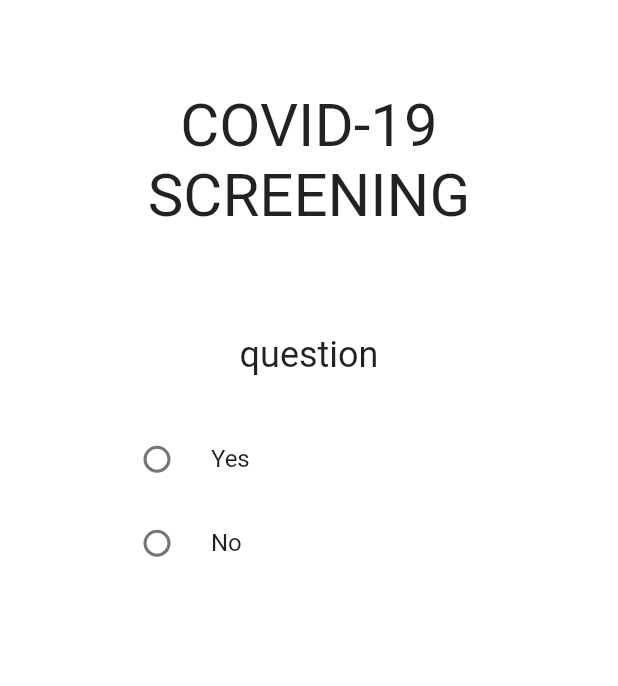
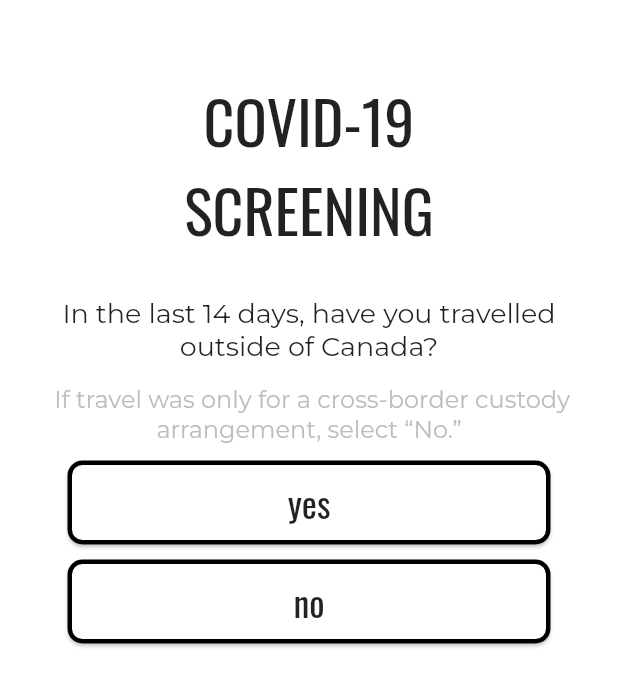
Before and after one commit to yippyym/navigate-19, a Flutter app: the screen it shows after launch, after a tap on "start screening", on a phone screen of 412 x 824 dp. Shown: the top 686 px of the screen. Run offline on Flutter 3.47's test engine with Material 2 defaults, Android fonts, the light colour scheme and no system bars; our stand-ins replace google_fonts; Roboto replaces fonts that are missing (Poppins).

Commit message:
updated nav bar and created selection input

```diff
--- a/covidscreeningapp/lib/main.dart
+++ b/covidscreeningapp/lib/main.dart
@@ -1,5 +1,6 @@
 import 'package:covidscreeningapp/pages/questionnaire/questionnaire.dart';
 import 'package:flutter/material.dart';
+import 'package:google_fonts/google_fonts.dart';
 
 void main() => runApp(CovidScreeningApp());
 
@@ -9,20 +10,20 @@ class CovidScreeningApp extends StatelessWidget {
   @override
   Widget build(BuildContext context) {
     return MaterialApp(
-      home: MyStatefulWidget(),
+      home: Homepage(),
       debugShowCheckedModeBanner: false,
     );
   }
 }
 
-class MyStatefulWidget extends StatefulWidget {
-  const MyStatefulWidget({Key? key}) : super(key: key);
+class Homepage extends StatefulWidget {
+  const Homepage({Key? key}) : super(key: key);
 
   @override
-  State<MyStatefulWidget> createState() => _MyStatefulWidgetState();
+  State<Homepage> createState() => _HomepageState();
 }
 
-class _MyStatefulWidgetState extends State<MyStatefulWidget> {
+class _HomepageState extends State<Homepage> {
   int _selectedIndex = 0;
 
   void _onItemTapped(int index) {
@@ -34,42 +35,50 @@ class _MyStatefulWidgetState extends State<MyStatefulWidget> {
   @override
   Widget build(BuildContext context) {
     return Scaffold(
+      // homepage text
       body: Center(
-        // child: _widgetOptions.elementAt(_selectedIndex),
         child: Column(
           mainAxisAlignment: MainAxisAlignment.center,
           children: <Widget>[
+            // heading
             Text(
               'COVID-19 \nSCREENING',
               textAlign: TextAlign.center,
-              style: TextStyle(fontSize: 40),
+              style: GoogleFonts.oswald(textStyle: TextStyle(fontSize: 40)),
             ),
-            SizedBox(
-              height: 70,
+
+            // first paragraph
+            Container(
+              margin: EdgeInsets.only(left: 30, right: 30, top: 60),
+              child: Text(
+                'This screening cannot diagnose you. If you have medical questions, consult a health care provider or your local public health unit.',
+                textAlign: TextAlign.center,
+                style:
+                    GoogleFonts.montserrat(textStyle: TextStyle(fontSize: 16)),
+              ),
             ),
-            Text(
-              'This screening cannot diagnose you. \nIf you have medical questions, consult \na health care provider or your local public \nhealth unit.',
-              textAlign: TextAlign.center,
-              style: TextStyle(fontSize: 16),
+
+            // second paragraph
+            Container(
+              margin: EdgeInsets.only(left: 35, right: 35, top: 20, bottom: 50),
+              child: Text(
+                'Listen to the advice of your local public health unit first, as their advice overrules the advice in this screening.',
+                textAlign: TextAlign.center,
+                style:
+                    GoogleFonts.montserrat(textStyle: TextStyle(fontSize: 16)),
+              ),
             ),
-            SizedBox(
-              height: 20,
-            ),
-            Text(
-              'Listen to the advice of your local public \nhealth unit first, as their advice overrules the advice in this screening.',
-              textAlign: TextAlign.center,
-              style: TextStyle(fontSize: 16),
-            ),
-            SizedBox(
-              height: 50,
-            ),
+
+            // start screening button
             SizedBox(
               height: 63,
               width: 268,
               child: ElevatedButton(
-                style: ButtonStyle(
-                  backgroundColor:
-                      MaterialStateProperty.all<Color>(Colors.white),
+                style: ElevatedButton.styleFrom(
+                  shape: new RoundedRectangleBorder(
+                      borderRadius: new BorderRadius.circular(10.0),
+                      side: BorderSide(color: Colors.black, width: 3)),
+                  primary: Colors.white,
                 ),
                 onPressed: () {
                   Navigator.push(
@@ -81,20 +90,39 @@ class _MyStatefulWidgetState extends State<MyStatefulWidget> {
                 },
                 child: Text(
                   'start screening',
-                  style: TextStyle(color: Colors.black, fontSize: 24),
+                  style: GoogleFonts.oswald(
+                      textStyle: TextStyle(fontSize: 24, color: Colors.black)),
                 ),
               ),
             )
           ],
         ),
       ),
+
+      // bottom navigation bar
       bottomNavigationBar: BottomNavigationBar(
         items: const <BottomNavigationBarItem>[
-          BottomNavigationBarItem(icon: Icon(Icons.home), label: 'Home'),
-          BottomNavigationBarItem(icon: Icon(Icons.business), label: 'Profile'),
+          BottomNavigationBarItem(
+            icon: Icon(
+              Icons.addchart_rounded,
+              size: 40,
+              color: Colors.white,
+            ),
+            label: '',
+          ),
+          BottomNavigationBarItem(
+            icon: Icon(
+              Icons.account_circle_sharp,
+              size: 40,
+              color: Colors.white,
+            ),
+            label: '',
+          ),
         ],
+        selectedLabelStyle: TextStyle(fontSize: 0),
+        backgroundColor: Colors.black,
         currentIndex: _selectedIndex,
-        selectedItemColor: Colors.black,
+        selectedItemColor: Colors.white,
         onTap: _onItemTapped,
       ),
     );
--- a/covidscreeningapp/lib/pages/questionnaire/questionnaire.dart
+++ b/covidscreeningapp/lib/pages/questionnaire/questionnaire.dart
@@ -1,5 +1,6 @@
-import 'package:covidscreeningapp/pages/questionnaire/radio_button.dart';
+import 'package:covidscreeningapp/pages/questionnaire/selection_input.dart';
 import 'package:flutter/material.dart';
+import 'package:google_fonts/google_fonts.dart';
 
 //iPhone 8 - 37
 class ScreeningQuestionnaire extends StatefulWidget {
@@ -8,38 +9,82 @@ class ScreeningQuestionnaire extends StatefulWidget {
 }
 
 class _ScreeningQuestionnaire extends State<ScreeningQuestionnaire> {
-  final List<String> _titles = [
-    'Yes',
-    'No',
-  ];
+  List<String> options = ["yes", "no"];
+  String heading = "In the last 14 days, have you travelled outside of Canada?";
+  String question =
+      " If travel was only for a cross-border custody arrangement, select “No.”";
+  int _selected = -1;
+  Color optionColour = Colors.red;
+  Color headerColour = Colors.black;
 
-  String _selectedValue = '';
+  Function onTap(i) {
+    return () => {
+          setState(() {
+            _selected = i;
+          })
+        };
+  }
 
   @override
   Widget build(BuildContext context) {
     return Scaffold(
       backgroundColor: Colors.white,
       body: Center(
+          child: SingleChildScrollView(
         child: Column(
           mainAxisAlignment: MainAxisAlignment.start,
           children: <Widget>[
-            SizedBox(height: 60),
-            Text(
-              'COVID-19 \nSCREENING',
-              textAlign: TextAlign.center,
-              style: TextStyle(fontSize: 40),
+            // header
+            Container(
+              margin: EdgeInsets.only(top: 50),
+              child: Text(
+                'COVID-19 \nSCREENING',
+                textAlign: TextAlign.center,
+                style: GoogleFonts.oswald(textStyle: TextStyle(fontSize: 40)),
+              ),
             ),
-            SizedBox(
+
+            // first question
+            Container(
               height: 300,
-              child: RadioButton(Colors.black, 'question', _titles, (value) {
-                setState(() {
-                  _selectedValue = value;
-                });
-              }, _selectedValue, 24, 16, false, 0),
+              child: SelectionInput(options, heading, question, _selected,
+                  optionColour, headerColour, onTap),
             ),
+
+            //TODO - leave space for other questions
+            SizedBox(height: 500),
+
+            // submit button
+            Container(
+              height: 63,
+              width: 268,
+              margin: EdgeInsets.only(top: 50, bottom: 50),
+              child: ElevatedButton(
+                style: ElevatedButton.styleFrom(
+                  shape: new RoundedRectangleBorder(
+                      borderRadius: new BorderRadius.circular(10.0),
+                      side: BorderSide(color: Colors.black, width: 3)),
+                  primary: Colors.white,
+                ),
+                //TODO: lead to qr code or something
+                onPressed: () {
+                  Navigator.push(
+                    context,
+                    MaterialPageRoute(
+                      builder: (context) => ScreeningQuestionnaire(),
+                    ),
+                  );
+                },
+                child: Text(
+                  'submit',
+                  style: GoogleFonts.oswald(
+                      textStyle: TextStyle(fontSize: 24, color: Colors.black)),
+                ),
+              ),
+            )
           ],
         ),
-      ),
+      )),
     );
   }
 }
--- a/covidscreeningapp/lib/pages/questionnaire/radio_button.dart
+++ /dev/null
@@ -1,92 +0,0 @@
-import 'package:flutter/material.dart';
-
-/*
-Example of OnChanged function:
-
-  void onChanged(String current) {
-    setState(() {
-      selectedValue = current;
-    });
-  }
-*/
-
-class RadioButton extends StatelessWidget {
-  final Color activeColour;
-  final String header;
-  final List<String> titles;
-  final double headerSize;
-  final double selectedSize;
-  final bool centeredButtons;
-  final double buttonSpacing;
-
-  final Function onChanged;
-  final String selectedval;
-
-  RadioButton(
-      this.activeColour,
-      this.header,
-      this.titles,
-      this.onChanged,
-      this.selectedval,
-      this.headerSize,
-      this.selectedSize,
-      this.centeredButtons,
-      this.buttonSpacing);
-
-  List<Widget> createRadioButton() {
-    List<Widget> buttons = [];
-    for (String title in titles) {
-      buttons.add(
-        RadioListTile(
-          value: title,
-          groupValue: selectedval,
-          title: Text(title,
-              style: TextStyle(
-                  fontFamily: 'Poppins',
-                  fontSize: selectedSize,
-                  fontWeight: FontWeight.w400)),
-          onChanged: (selected) {
-            onChanged(selected);
-          },
-          selected: selectedval == title,
-          activeColor: activeColour,
-        ),
-      );
-      buttons.add(SizedBox(height: buttonSpacing));
-    }
-    return buttons;
-  }
-
-  @override
-  Widget build(BuildContext context) {
-    double marginSize = MediaQuery.of(context).size.height / 12;
-
-    return Container(
-        margin: EdgeInsets.all(marginSize),
-        child: Column(crossAxisAlignment: CrossAxisAlignment.center, children: [
-          Text(
-            header,
-            textAlign: TextAlign.center,
-            style: TextStyle(
-                fontSize: headerSize,
-                fontFamily: 'Poppins',
-                fontWeight: FontWeight.w400),
-          ),
-          SizedBox(
-            height:
-                header.isNotEmpty ? MediaQuery.of(context).size.height / 30 : 0,
-          ),
-          Container(
-            padding: centeredButtons
-                ? EdgeInsets.only(left: marginSize / 2)
-                : EdgeInsets.only(left: 0),
-            child: Center(
-              child: Column(
-                mainAxisAlignment: MainAxisAlignment.center,
-                children: createRadioButton(),
-              ),
-            ),
-          )
-        ]));
-  }
-}
--- /dev/null
+++ b/covidscreeningapp/lib/pages/questionnaire/radio_button_input.dart
@@ -0,0 +1,96 @@
+/*
+NOT IN USE RIGHT NOW
+*/
+
+// import 'package:flutter/material.dart';
+
+// /*
+// Example of OnChanged function:
+
+//   void onChanged(String current) {
+//     setState(() {
+//       selectedValue = current;
+//     });
+//   }
+// */
+
+// class RadioButton extends StatelessWidget {
+//   final Color activeColour;
+//   final String header;
+//   final List<String> titles;
+//   final double headerSize;
+//   final double selectedSize;
+//   final bool centeredButtons;
+//   final double buttonSpacing;
+
+//   final Function onChanged;
+//   final String selectedval;
+
+//   RadioButton(
+//       this.activeColour,
+//       this.header,
+//       this.titles,
+//       this.onChanged,
+//       this.selectedval,
+//       this.headerSize,
+//       this.selectedSize,
+//       this.centeredButtons,
+//       this.buttonSpacing);
+
+//   List<Widget> createRadioButton() {
+//     List<Widget> buttons = [];
+//     for (String title in titles) {
+//       buttons.add(
+//         RadioListTile(
+//           value: title,
+//           groupValue: selectedval,
+//           title: Text(title,
+//               style: TextStyle(
+//                   fontFamily: 'Poppins',
+//                   fontSize: selectedSize,
+//                   fontWeight: FontWeight.w400)),
+//           onChanged: (selected) {
+//             onChanged(selected);
+//           },
+//           selected: selectedval == title,
+//           activeColor: activeColour,
+//         ),
+//       );
+//       buttons.add(SizedBox(height: buttonSpacing));
+//     }
+//     return buttons;
+//   }
+
+//   @override
+//   Widget build(BuildContext context) {
+//     double marginSize = MediaQuery.of(context).size.height / 12;
+
+//     return Container(
+//         margin: EdgeInsets.all(marginSize),
+//         child: Column(crossAxisAlignment: CrossAxisAlignment.center, children: [
+//           Text(
+//             header,
+//             textAlign: TextAlign.center,
+//             style: TextStyle(
+//                 fontSize: headerSize,
+//                 fontFamily: 'Poppins',
+//                 fontWeight: FontWeight.w400),
+//           ),
+//           SizedBox(
+//             height:
+//                 header.isNotEmpty ? MediaQuery.of(context).size.height / 30 : 0,
+//           ),
+//           Container(
+//             padding: centeredButtons
+//                 ? EdgeInsets.only(left: marginSize / 2)
+//                 : EdgeInsets.only(left: 0),
+//             child: Center(
+//               child: Column(
+//                 mainAxisAlignment: MainAxisAlignment.center,
+//                 children: createRadioButton(),
+//               ),
+//             ),
+//           )
+//         ]));
+//   }
+// }
--- /dev/null
+++ b/covidscreeningapp/lib/pages/questionnaire/selection_input.dart
@@ -0,0 +1,90 @@
+import 'package:flutter/material.dart';
+import 'package:google_fonts/google_fonts.dart';
+
+class SelectionInput extends StatelessWidget {
+  final List<String> options;
+  final String heading;
+  final String question;
+  final Color optionColour;
+  final Color headerColour;
+
+  int _selected;
+  Function onTap;
+
+  SelectionInput(this.options, this.heading, this.question, this._selected,
+      this.optionColour, this.headerColour, this.onTap);
+
+  @override
+  Widget build(BuildContext context) {
+    return new MaterialApp(
+        debugShowCheckedModeBanner: false,
+        home: Scaffold(
+          backgroundColor: Colors.white,
+          body: new SingleChildScrollView(
+              child: Container(
+            alignment: Alignment.center,
+            margin: const EdgeInsets.only(top: 30),
+            child: Column(children: [
+              // heading
+              Container(
+                margin: const EdgeInsets.only(left: 20, right: 20),
+                child: Text(
+                  heading,
+                  textAlign: TextAlign.center,
+                  style: GoogleFonts.montserrat(
+                    textStyle: TextStyle(fontSize: 18),
+                  ),
+                ),
+              ),
+
+              // spacer
+              SizedBox(height: 15),
+
+              // question
+              Container(
+                margin: const EdgeInsets.only(left: 20, right: 20),
+                child: Text(
+                  question,
+                  textAlign: TextAlign.center,
+                  style: GoogleFonts.montserrat(
+                    textStyle: TextStyle(fontSize: 16, color: Colors.grey[400]),
+                  ),
+                ),
+              ),
+
+              // list of options
+              ListView.builder(
+                shrinkWrap: true,
+                itemCount: options.length,
+                itemBuilder: (context, i) {
+                  // for each M/C option, returns a ListTile
+                  return Container(
+                    // rounded corners, change colour on pressed
+                    child: Card(
+                      margin: EdgeInsets.only(left: 45, right: 45, top: 10),
+
+                      color: i == _selected ? optionColour : Colors.white,
+                      shape: RoundedRectangleBorder(
+                          borderRadius: BorderRadius.circular(10),
+                          side: BorderSide(color: Colors.black, width: 3)),
+
+                      // listTile containing text of M/C choice
+                      child: ListTile(
+                        title: Center(
+                            child: Text(
+                          options[i],
+                          style: GoogleFonts.oswald(
+                            textStyle: TextStyle(fontSize: 24),
+                          ),
+                        )),
+                        onTap: onTap(i),
+                      ),
+                    ),
+                  );
+                },
+              )
+            ]),
+          )),
+        ));
+  }
+}
--- a/covidscreeningapp/pubspec.yaml
+++ b/covidscreeningapp/pubspec.yaml
@@ -28,6 +28,7 @@ dependencies:
   # The following adds the Cupertino Icons font to your application.
   # Use with the CupertinoIcons class for iOS style icons.
   cupertino_icons: ^1.0.2
+  google_fonts: ^2.1.0
 
 dev_dependencies:
   flutter_test:
```
Also changed, not shown: covidscreeningapp/lib/pages/questionnaire/selection_backup.dart (added, +122 -0 lines), covidscreeningapp/pubspec.lock.
